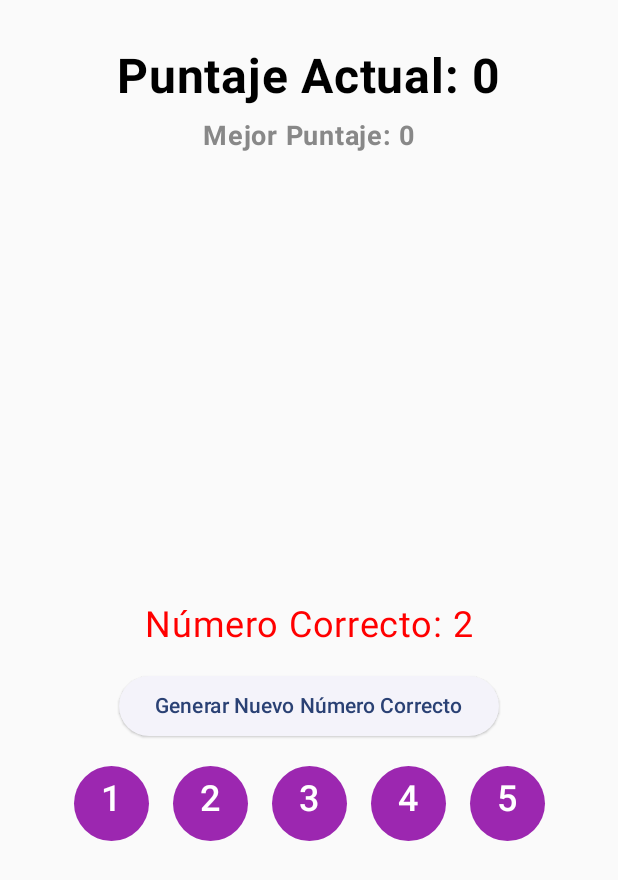
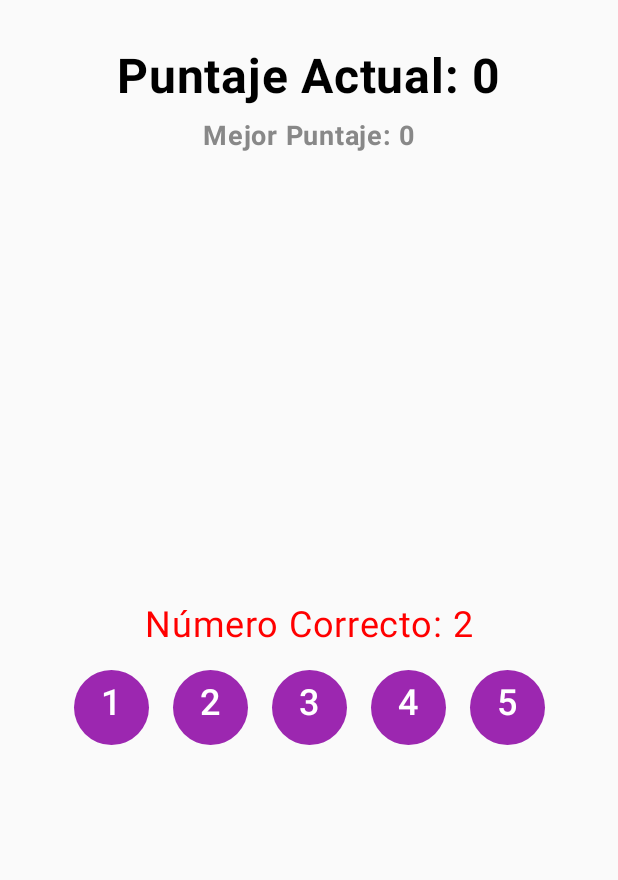
Before and after one commit to Nachoff13/Aplicaciones-moviles, an Android app built with Jetpack Compose: the screen it shows after launch (MainActivity), on a phone screen of 412 x 824 dp. Shown: the top 880 px of the screen. Run offline under Robolectric (Android 15) with nearby library versions, the phone set to English and light mode, and no system bars.

Commit message:
feat: Elimino botón de generar nuevo numero aleatorio

```diff
--- a/Trabajos Practicos/TP2 - APP 1/app/src/main/java/com/example/tp2_app1/MainActivity.kt
+++ b/Trabajos Practicos/TP2 - APP 1/app/src/main/java/com/example/tp2_app1/MainActivity.kt
@@ -40,8 +40,8 @@ class MainActivity : ComponentActivity() {
         super.onCreate(savedInstanceState)
         enableEdgeToEdge()
         setContent {
-            var puntaje = remember { mutableStateOf(0) }
-            var currentCorrectNumber = remember { mutableStateOf(correctNumber) }
+            val puntaje = remember { mutableStateOf(0) }
+            val currentCorrectNumber = remember { mutableStateOf(correctNumber) }
             TP2APP1Theme {
                 Column(
                     modifier = Modifier
@@ -58,13 +58,6 @@ class MainActivity : ComponentActivity() {
                     Spacer(modifier = Modifier.size(300.dp))
 
                     Text("Número Correcto: ${currentCorrectNumber.value}", color = Color.Red, fontSize = 24.sp)
-                    Spacer(modifier = Modifier.size(16.dp))
-
-                    ElevatedButton(onClick = {
-                        currentCorrectNumber.value = Random.nextInt(1, 6)
-                    }) {
-                        Text("Generar Nuevo Número Correcto")
-                    }
                     Spacer(modifier = Modifier.size(16.dp))
 
                     Row(horizontalArrangement = Arrangement.spacedBy(16.dp)){
```
